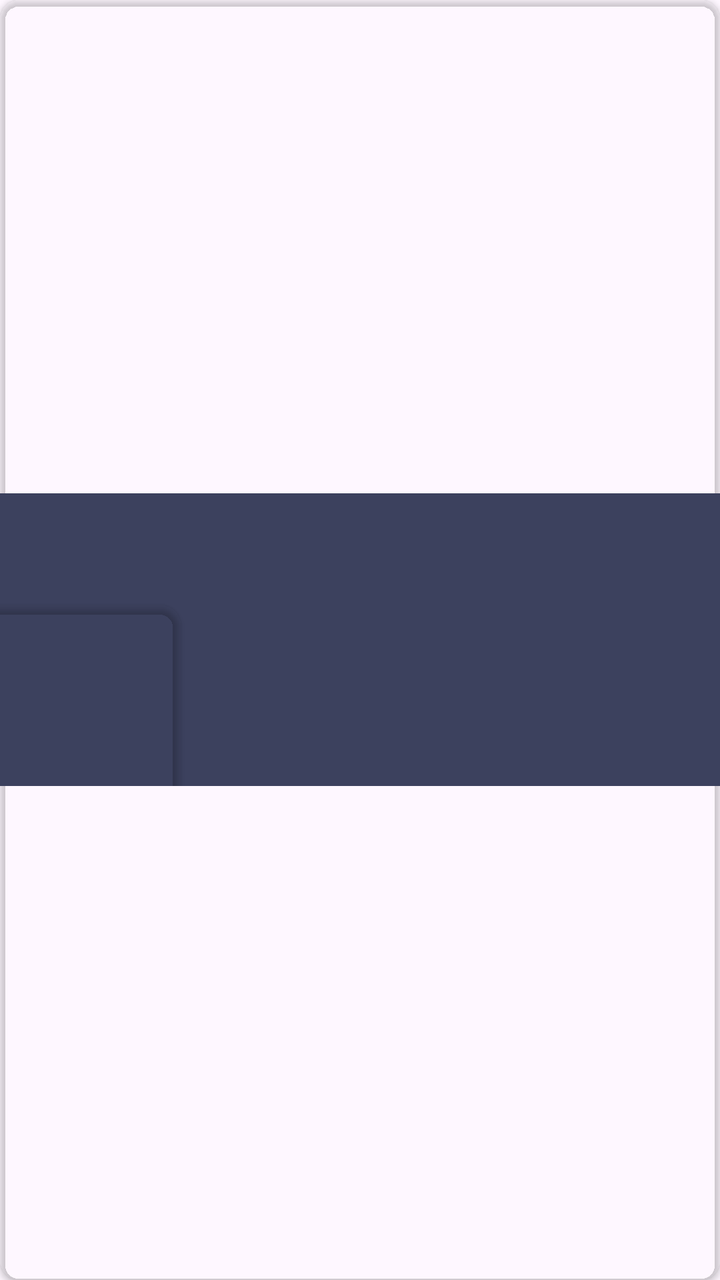
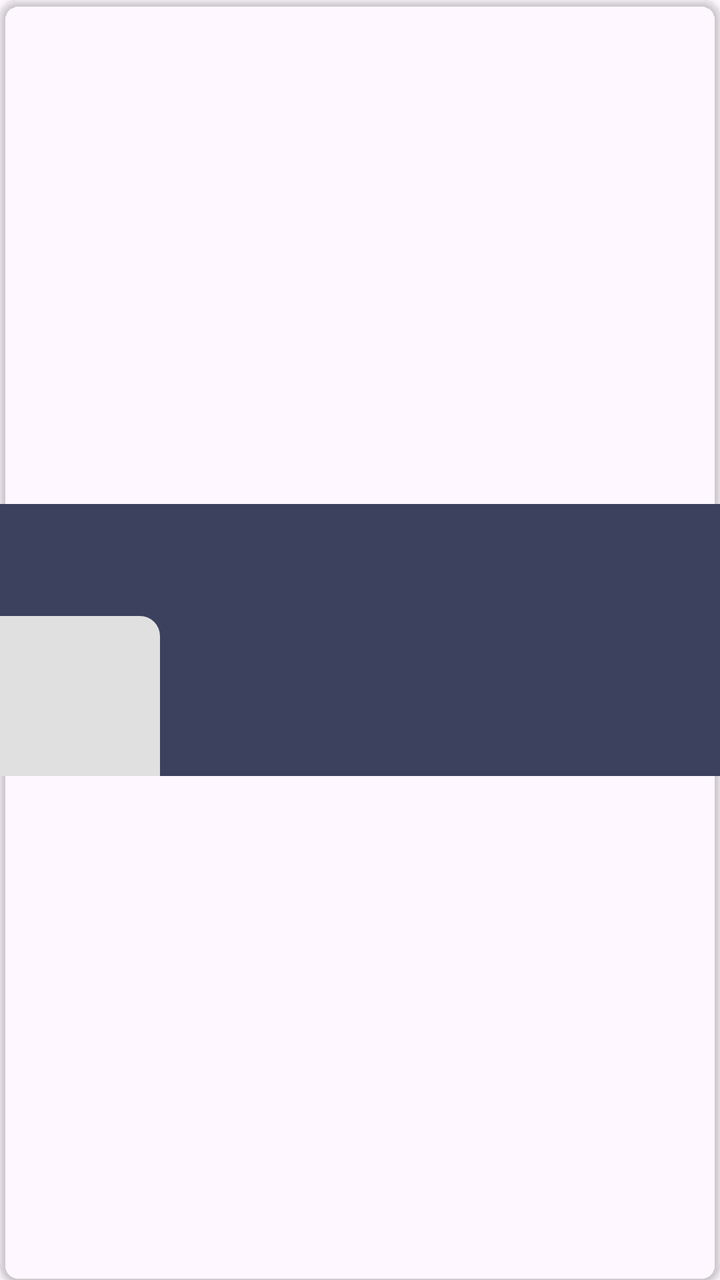

Before-and-after screenshots of an Android layout around one commit, followed by the original layout XML and the change that was made.
<!-- AndroidManifest.xml: application theme Base.Theme.MainApp -->
<!-- res/layout/item_blogger.xml -->
<?xml version="1.0" encoding="utf-8"?>
<androidx.cardview.widget.CardView xmlns:android="http://schemas.android.com/apk/res/android"
    xmlns:app="http://schemas.android.com/apk/res-auto"
    android:id="@+id/card"
    android:layout_width="match_parent"
    android:layout_height="wrap_content"
    android:layout_marginHorizontal="10sp"
    android:layout_marginBottom="10sp"
    android:elevation="6sp"
    app:cardBackgroundColor="@android:color/transparent"
    app:cardCornerRadius="10dp">

    <LinearLayout
        android:id="@+id/item"
        android:layout_width="match_parent"
        android:layout_height="wrap_content"
        android:layout_gravity="center"
        android:background="?background"
        android:gravity="center"
        android:orientation="vertical">

        <RelativeLayout
            android:layout_width="match_parent"
            android:layout_height="wrap_content">

            <TextView
                android:id="@+id/title"
                android:layout_width="match_parent"
                android:layout_height="wrap_content"
                android:layout_marginHorizontal="10sp"
                android:layout_marginTop="5sp"
                android:textColor="@color/white"
                android:textSize="20sp"
                android:textStyle="bold" />

            <TextView
                android:id="@+id/publishInfo"
                android:layout_width="match_parent"
                android:layout_height="wrap_content"
                android:layout_below="@+id/title"
                android:layout_marginHorizontal="10sp"
                android:textColor="@color/white" />

            <androidx.cardview.widget.CardView
                android:id="@+id/imageCard"
                android:layout_width="100sp"
                android:layout_height="100sp"
                android:layout_below="@+id/publishInfo"
                android:layout_marginLeft="-10sp"
                android:layout_marginTop="5sp"
                android:layout_marginBottom="-10sp"
                app:cardBackgroundColor="@android:color/transparent"
                app:cardCornerRadius="10sp">

                <ImageView
                    android:id="@+id/image"
                    android:layout_width="match_parent"
                    android:layout_height="match_parent"
                    android:adjustViewBounds="true"
                    android:paddingLeft="10sp"
                    android:scaleType="centerCrop" />

            </androidx.cardview.widget.CardView>

            <TextView
                android:id="@+id/description"
                android:layout_width="match_parent"
                android:layout_height="wrap_content"
                android:layout_below="@+id/publishInfo"
                android:layout_marginHorizontal="10sp"
                android:layout_marginStart="5sp"
                android:layout_marginTop="5sp"
                android:layout_marginEnd="5sp"
                android:layout_marginBottom="5sp"
                android:layout_toEndOf="@+id/imageCard"
                android:ellipsize="end"
                android:maxLines="4"
                android:textColor="@color/white" />

        </RelativeLayout>

    </LinearLayout>

</androidx.cardview.widget.CardView>
<!-- resources referenced by this layout -->
<resources>
  <color name="white">#ffffff</color>
  <style name="Base.Theme.MainApp" parent="Theme.Material3.DayNight.NoActionBar">
          <item name="android:statusBarColor">@color/white</item>
          <item name="android:windowLightStatusBar">true</item>
          
          <item name="colorPrimary">@color/colorPrimary</item>
          <item name="colorPrimaryDark">@color/basic_2</item>
          <item name="colorAccent">@color/basic_2</item>
          <item name="color">@color/white</item>
          <item name="background">@color/basic_2</item>
          <item name="tickColor">@color/basic_2</item>
          <item name="trackColor">@color/basic_2</item>
          <item name="colorOnBackground">@color/white</item>
          <item name="colorError">@color/dark</item>
          <item name="colorOnError">@color/basic_2</item>
      </style>
  <color name="colorPrimary">#fff</color>
      //Needed
  <color name="basic_2">#3c415e</color>
  <color name="dark">#000000</color>
</resources>

<!-- the commit's change to res/layout/item_blogger.xml (unified diff, before → after) -->
@@ -34,6 +34,7 @@
                 android:textStyle="bold" />
 
             <TextView
+                android:paddingBottom="5dp"
                 android:id="@+id/publishInfo"
                 android:layout_width="match_parent"
                 android:layout_height="wrap_content"
@@ -41,26 +42,14 @@
                 android:layout_marginHorizontal="10sp"
                 android:textColor="@color/white" />
 
-            <androidx.cardview.widget.CardView
-                android:id="@+id/imageCard"
-                android:layout_width="100sp"
-                android:layout_height="100sp"
+            <com.google.android.material.imageview.ShapeableImageView
+                android:id="@+id/image"
+                android:layout_width="80sp"
+                android:layout_height="80sp"
                 android:layout_below="@+id/publishInfo"
-                android:layout_marginLeft="-10sp"
-                android:layout_marginTop="5sp"
-                android:layout_marginBottom="-10sp"
-                app:cardBackgroundColor="@android:color/transparent"
-                app:cardCornerRadius="10sp">
-
-                <ImageView
-                    android:id="@+id/image"
-                    android:layout_width="match_parent"
-                    android:layout_height="match_parent"
-                    android:adjustViewBounds="true"
-                    android:paddingLeft="10sp"
-                    android:scaleType="centerCrop" />
-
-            </androidx.cardview.widget.CardView>
+                android:scaleType="centerCrop"
+                android:src="@color/image_profile"
+                app:shapeAppearanceOverlay="@style/ShapeAppearance.TopRightRounded" />
 
             <TextView
                 android:id="@+id/description"
@@ -72,7 +61,7 @@
                 android:layout_marginTop="5sp"
                 android:layout_marginEnd="5sp"
                 android:layout_marginBottom="5sp"
-                android:layout_toEndOf="@+id/imageCard"
+                android:layout_toEndOf="@+id/image"
                 android:ellipsize="end"
                 android:maxLines="4"
                 android:textColor="@color/white" />
<!-- resource entries referenced after the edit -->
@@ -1,6 +1,14 @@
 <!-- resources referenced by this layout -->
 <resources>
+  <color name="image_profile">#e0e0e0</color>
   <color name="white">#ffffff</color>
+  <style name="ShapeAppearance.TopRightRounded" parent="">
+          <item name="cornerFamily">rounded</item>
+          <item name="cornerSizeTopRight">10dp</item>
+          <item name="cornerSizeTopLeft">0dp</item>
+          <item name="cornerSizeBottomRight">0dp</item>
+          <item name="cornerSizeBottomLeft">0dp</item>
+      </style>
   <style name="Base.Theme.MainApp" parent="Theme.Material3.DayNight.NoActionBar">
           <item name="android:statusBarColor">@color/white</item>
           <item name="android:windowLightStatusBar">true</item>
